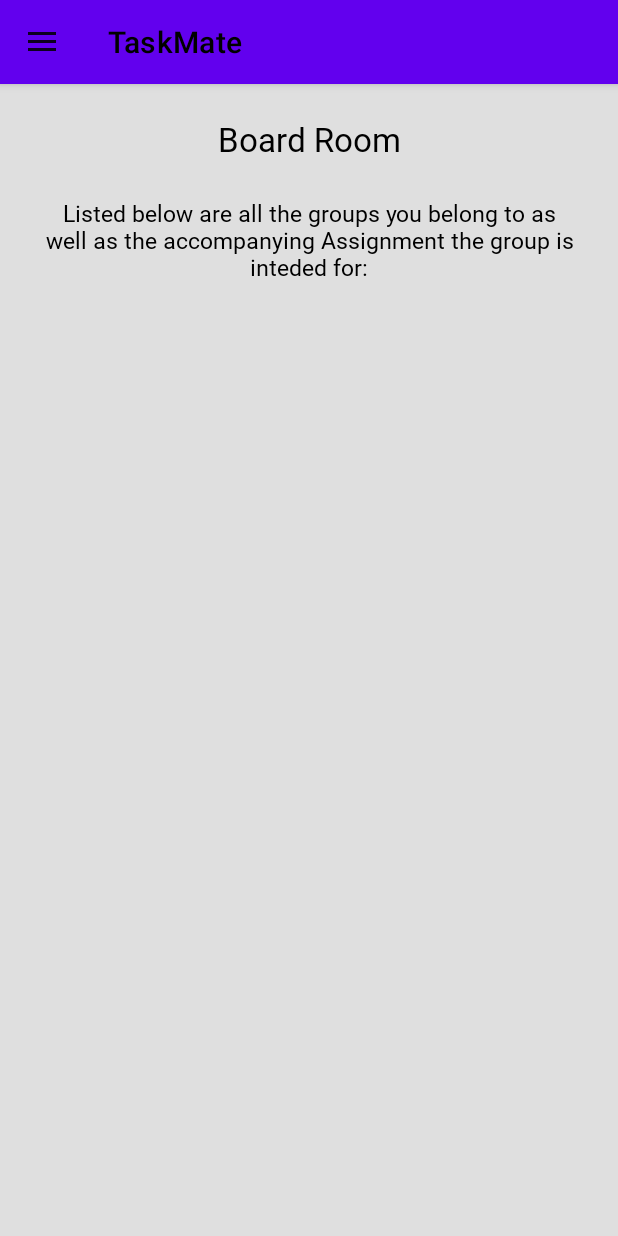
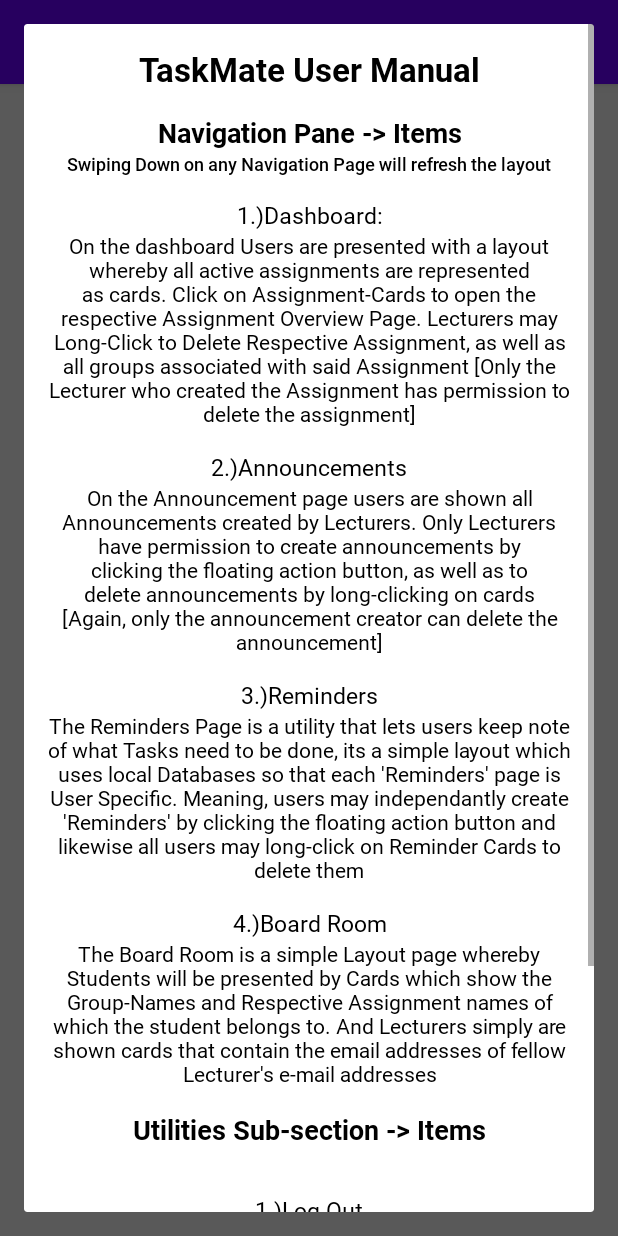
Before and after one commit to KIxn/TaskMate, an Android app: the NavDrawerActivity screen opened directly, with no data from a screen before it, in the side drawer, after a tap on "User Manual", on a phone screen of 412 x 824 dp. Run offline under Robolectric (Android 15) with nearby library versions, the phone set to English and light mode, and no system bars; 2 statements that could not run were skipped.

Commit message:
And Done... i had to drop some features, but deadline...

```diff
--- a/app/src/main/java/com/example/taskmate/NavDrawerActivity.java
+++ b/app/src/main/java/com/example/taskmate/NavDrawerActivity.java
@@ -106,8 +106,9 @@ public class NavDrawerActivity extends AppCompatActivity implements NavigationVi
                 closeApp();
                 break;
             case R.id.aboutmnu:
-                //TODO About page
-                Toast.makeText(this, "User Manual", Toast.LENGTH_SHORT).show();
+                new UserManualDialog().show(
+                        getSupportFragmentManager(),"Manual"
+                );
                 break;
             default:
                 break;
--- /dev/null
+++ b/app/src/main/java/com/example/taskmate/UserManualDialog.java
@@ -0,0 +1,33 @@
+package com.example.taskmate;
+
+import android.os.Bundle;
+import android.view.LayoutInflater;
+import android.view.View;
+import android.view.ViewGroup;
+import android.widget.Button;
+
+import androidx.annotation.NonNull;
+import androidx.annotation.Nullable;
+import androidx.fragment.app.DialogFragment;
+
+import org.jetbrains.annotations.NotNull;
+
+public class UserManualDialog extends DialogFragment {
+
+    @Nullable
+    @org.jetbrains.annotations.Nullable
+    @Override
+    public View onCreateView(@NonNull @NotNull LayoutInflater inflater, @Nullable @org.jetbrains.annotations.Nullable ViewGroup container, @Nullable @org.jetbrains.annotations.Nullable Bundle savedInstanceState) {
+        View view = inflater.inflate(R.layout.user_manual,container,false);
+        Button btn = view.findViewById(R.id.btnManualOK);
+
+        btn.setOnClickListener(new View.OnClickListener() {
+            @Override
+            public void onClick(View v) {
+                getDialog().dismiss();
+            }
+        });
+
+        return view;
+    }
+}
--- /dev/null
+++ b/app/src/main/res/layout/user_manual.xml
@@ -0,0 +1,183 @@
+<?xml version="1.0" encoding="utf-8"?>
+<ScrollView
+    xmlns:android="http://schemas.android.com/apk/res/android"
+    android:layout_width="match_parent"
+    android:layout_height="match_parent">
+
+    <LinearLayout xmlns:android="http://schemas.android.com/apk/res/android"
+        android:layout_width="match_parent"
+        android:layout_height="match_parent"
+        android:orientation="vertical"
+        android:padding="15dp">
+
+        <TextView
+            android:layout_width="match_parent"
+            android:layout_height="match_parent"
+            android:fontFamily="@font/roboto_bold"
+            android:textColor="@color/black"
+            android:text="TaskMate User Manual"
+            android:textAlignment="center"
+            android:textSize="22sp"/>
+
+        <TextView
+            android:layout_width="match_parent"
+            android:layout_height="wrap_content"
+            android:layout_marginTop="15dp"
+            android:fontFamily="@font/roboto_bold"
+            android:text="Navigation Pane -> Items"
+            android:textAlignment="center"
+            android:textColor="@color/black"
+            android:textSize="18sp" />
+
+        <TextView
+            android:layout_width="match_parent"
+            android:layout_height="wrap_content"
+            android:fontFamily="@font/roboto_medium"
+            android:text="Swiping Down on any Navigation Page will refresh the layout"
+            android:textAlignment="center"
+            android:textColor="@color/black"
+            android:textSize="12dp" />
+
+        <TextView
+            android:layout_width="match_parent"
+            android:layout_height="wrap_content"
+            android:layout_marginTop="15dp"
+            android:fontFamily="@font/roboto_regular"
+            android:text="1.)Dashboard:"
+            android:textAlignment="center"
+            android:textColor="@color/black"
+            android:textSize="15dp" />
+
+        <TextView
+            android:layout_width="match_parent"
+            android:layout_height="wrap_content"
+            android:fontFamily="@font/roboto_regular"
+            android:text="On the dashboard Users are presented with a layout whereby all active assignments are represented as cards. Click on Assignment-Cards to open the respective Assignment Overview Page. Lecturers may Long-Click to Delete Respective Assignment, as well as all groups associated with said Assignment [Only the Lecturer who created the Assignment has permission to delete the assignment]"
+            android:textAlignment="center"
+            android:textColor="@color/black" />
+
+        <TextView
+            android:layout_width="match_parent"
+            android:layout_height="wrap_content"
+            android:layout_marginTop="15dp"
+            android:fontFamily="@font/roboto_regular"
+            android:text="2.)Announcements"
+            android:textAlignment="center"
+            android:textColor="@color/black"
+            android:textSize="15dp" />
+
+        <TextView
+            android:layout_width="match_parent"
+            android:layout_height="wrap_content"
+            android:fontFamily="@font/roboto_regular"
+            android:text="On the Announcement page users are shown all Announcements created by Lecturers. Only Lecturers have permission to create announcements by clicking the floating action button, as well as to delete announcements by long-clicking on cards [Again, only the announcement creator can delete the announcement]"
+            android:textAlignment="center"
+            android:textColor="@color/black" />
+
+        <TextView
+            android:layout_width="match_parent"
+            android:layout_height="wrap_content"
+            android:layout_marginTop="15dp"
+            android:fontFamily="@font/roboto_regular"
+            android:text="3.)Reminders"
+            android:textAlignment="center"
+            android:textColor="@color/black"
+            android:textSize="15dp" />
+
+        <TextView
+            android:layout_width="match_parent"
+            android:layout_height="wrap_content"
+            android:fontFamily="@font/roboto_regular"
+            android:text="The Reminders Page is a utility that lets users keep note of what Tasks need to be done, its a simple layout which uses local Databases so that each 'Reminders' page is User Specific. Meaning, users may independantly create 'Reminders' by clicking the floating action button and likewise all users may long-click on Reminder Cards to delete them"
+            android:textAlignment="center"
+            android:textColor="@color/black" />
+
+        <TextView
+            android:layout_width="match_parent"
+            android:layout_height="wrap_content"
+            android:layout_marginTop="15dp"
+            android:fontFamily="@font/roboto_regular"
+            android:text="4.)Board Room"
+            android:textAlignment="center"
+            android:textColor="@color/black"
+            android:textSize="15dp" />
+
+        <TextView
+            android:layout_width="match_parent"
+            android:layout_height="wrap_content"
+            android:fontFamily="@font/roboto_regular"
+            android:text="The Board Room is a simple Layout page whereby Students will be presented by Cards which show the Group-Names and Respective Assignment names of which the student belongs to. And Lecturers simply are shown cards that contain the email addresses of fellow Lecturer's e-mail addresses"
+            android:textAlignment="center"
+            android:textColor="@color/black" />
+
+        <TextView
+            android:layout_width="match_parent"
+            android:layout_height="wrap_content"
+            android:layout_margin="15dp"
+            android:fontFamily="@font/roboto_bold"
+            android:text="Utilities Sub-section -> Items"
+            android:textAlignment="center"
+            android:textColor="@color/black"
+            android:textSize="18sp"/>
+
+        <TextView
+            android:layout_width="match_parent"
+            android:layout_height="wrap_content"
+            android:fontFamily="@font/roboto_regular"
+            android:textColor="@color/black"
+            android:textAlignment="center"
+            android:text="1.)Log Out"
+            android:textSize="15dp"
+            android:layout_marginTop="15dp"
+            />
+
+        <TextView
+            android:layout_width="match_parent"
+            android:layout_height="wrap_content"
+            android:fontFamily="@font/roboto_regular"
+            android:textColor="@color/black"
+            android:textAlignment="center"
+            android:text="Utility tool for a User to log out of their Account. [This functionality is intended for those who have selected the 'Remember Me' option on Sign/Log in, and wish to change accounts]"
+            />
+
+        <TextView
+            android:layout_width="match_parent"
+            android:layout_height="wrap_content"
+            android:fontFamily="@font/roboto_regular"
+            android:textColor="@color/black"
+            android:textAlignment="center"
+            android:text="2.)User Manual👀"
+            android:textSize="15dp"
+            android:layout_marginTop="15dp"
+            />
+
+        <TextView
+            android:layout_width="match_parent"
+            android:layout_height="wrap_content"
+            android:fontFamily="@font/roboto_regular"
+            android:textColor="@color/black"
+            android:textAlignment="center"
+            android:text="Well..... ;)"
+            />
+
+        <RelativeLayout
+            android:layout_width="match_parent"
+            android:layout_height="wrap_content">
+
+            <Button
+                android:id="@+id/btnManualOK"
+                android:layout_width="wrap_content"
+                android:layout_height="wrap_content"
+                android:layout_centerHorizontal="true"
+                android:layout_margin="5dp"
+                android:fontFamily="@font/roboto_regular"
+                android:padding="0dp"
+                android:text="OK"
+                android:textColor="@color/white"
+                android:textSize="12sp" />
+
+        </RelativeLayout>
+
+    </LinearLayout>
+
+</ScrollView>
```
Also changed, not shown: 16 other files.
